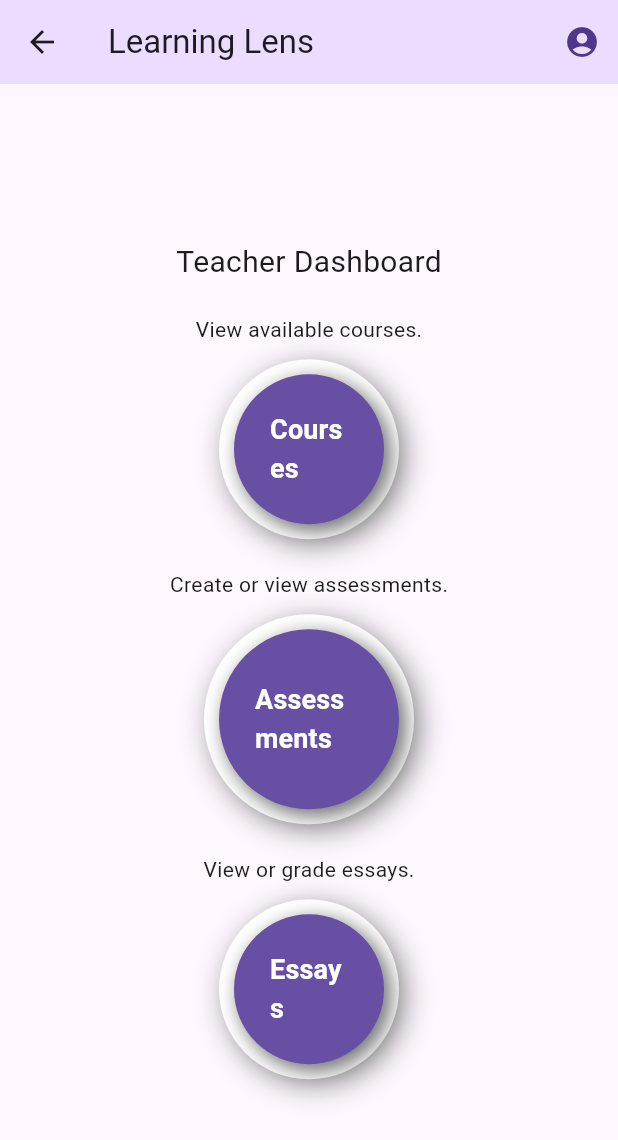
After one commit to umgc/fall2024, a Flutter app: the TeacherDashboard screen opened by its route, on a phone screen of 412 x 824 dp. The commit adds this screen. Shown: the top 1140 px of the screen. Run offline on Flutter 3.47's test engine with Material 3 defaults, Android fonts, the phone set to English and light mode, and no system bars; missing offline and left inert: editable.

Commit message:
code to commit safia

```diff
--- /dev/null
+++ b/teamA/lib/Views/dashboard.dart
@@ -0,0 +1,279 @@
+import 'package:flutter/material.dart';
+
+void main() {
+  runApp(MyApp());
+}
+
+final ColorScheme customColorScheme = ColorScheme(
+  primary: Color(0xFF6A5A99), // Purple color as primary
+  onPrimary: Color(0xFFFFFFFF), // White text on primary
+  primaryContainer: Color(0xFFEDE6FF), // Light lavender
+  onPrimaryContainer: Color(0xFF2D004A), // Dark purple
+  secondary: Color(0xFF6A5A99), // Using similar purple as secondary
+  onSecondary: Colors.white, // White on secondary
+  background: Color(0xFFF5F5F5), // Light grey background
+  onBackground: Colors.black, // Black text on background
+  surface: Color(0xFFFFFFFF), // White surface color
+  onSurface: Colors.black, // Black text on surface
+  error: Colors.red, // Error color red
+  onError: Colors.white, // White on error
+  brightness: Brightness.light, // Light mode
+);
+
+class MyApp extends StatelessWidget {
+  @override
+  Widget build(BuildContext context) {
+    return MaterialApp(
+      debugShowCheckedModeBanner: true, // Keeps the debug banner for now
+      home: TeacherDashboard(),
+      theme: ThemeData(
+        colorScheme: customColorScheme, // Apply the custom color scheme
+        useMaterial3: true, // If you want to use Material 3 design
+      ),
+      title: 'Learning Lens',
+    );
+  }
+}
+
+class TeacherDashboard extends StatelessWidget {
+  @override
+  Widget build(BuildContext context) {
+    return Scaffold(
+      appBar: AppBar(
+        title: Text('Learning Lens'),
+        backgroundColor: Theme.of(context)
+            .colorScheme
+            .primaryContainer, // Use primary container color
+        actions: [
+          IconButton(
+            icon: Icon(Icons.account_circle,
+                color: Theme.of(context).colorScheme.onPrimaryContainer),
+            onPressed: () {
+              // Handle profile/account actions here
+            },
+          ),
+        ],
+      ),
+      backgroundColor: Theme.of(context)
+          .colorScheme
+          .background, // Use background color from scheme
+      body: LayoutBuilder(
+        builder: (context, constraints) {
+          if (constraints.maxWidth > 600) {
+            // Large screen (desktop or large tablet)
+            return _buildDesktopLayout(context);
+          } else {
+            // Small screen (mobile)
+            return _buildMobileLayout(context);
+          }
+        },
+      ),
+    );
+  }
+
+  // Desktop layout
+  Widget _buildDesktopLayout(BuildContext context) {
+    return Center(
+      child: Padding(
+        padding: const EdgeInsets.all(16.0),
+        child: Column(
+          mainAxisSize: MainAxisSize.min,
+          crossAxisAlignment: CrossAxisAlignment.center,
+          children: [
+            Text(
+              'Teacher Dashboard',
+              style: TextStyle(
+                fontSize: 24,
+                fontWeight: FontWeight.normal,
+                color: Theme.of(context).colorScheme.onBackground,
+              ),
+            ),
+            SizedBox(height: 40), // Space between the title and buttons
+            Row(
+              mainAxisAlignment: MainAxisAlignment.center,
+              children: [
+                Column(
+                  children: [
+                    Text(
+                      'Teacher can view available courses here.',
+                      style: TextStyle(
+                        fontSize: 14,
+                        color: Theme.of(context).colorScheme.onBackground,
+                      ),
+                    ),
+                    SizedBox(height: 10),
+                    _buildDashboardButton(
+                        context, 'Courses', 150), // Smaller button
+                  ],
+                ),
+                SizedBox(width: 20),
+                Column(
+                  children: [
+                    Text(
+                      'Teacher creates/views assessments.',
+                      style: TextStyle(
+                        fontSize: 14,
+                        color: Theme.of(context).colorScheme.onBackground,
+                      ),
+                    ),
+                    SizedBox(height: 10),
+                    _buildDashboardButton(
+                        context, 'Assessments', 180), // Larger middle button
+                  ],
+                ),
+                SizedBox(width: 20),
+                Column(
+                  children: [
+                    Text(
+                      'Teacher can view, grade, and create essays.',
+                      style: TextStyle(
+                        fontSize: 14,
+                        color: Theme.of(context).colorScheme.onBackground,
+                      ),
+                    ),
+                    SizedBox(height: 10),
+                    _buildDashboardButton(
+                        context, 'Essays', 150), // Smaller button
+                  ],
+                ),
+              ],
+            ),
+          ],
+        ),
+      ),
+    );
+  }
+
+  // Mobile layout
+  Widget _buildMobileLayout(BuildContext context) {
+    return Center(
+      child: SingleChildScrollView(
+        padding: const EdgeInsets.all(16.0),
+        child: Column(
+          mainAxisSize: MainAxisSize.min,
+          crossAxisAlignment: CrossAxisAlignment.center,
+          children: [
+            Text(
+              'Teacher Dashboard',
+              style: TextStyle(
+                fontSize: 20,
+                fontWeight: FontWeight.normal,
+                color: Theme.of(context).colorScheme.onBackground,
+              ),
+            ),
+            SizedBox(height: 20), // Space between the title and buttons
+            Column(
+              mainAxisAlignment: MainAxisAlignment.center,
+              children: [
+                Column(
+                  children: [
+                    Text(
+                      'View available courses.',
+                      style: TextStyle(
+                        fontSize: 14,
+                        color: Theme.of(context).colorScheme.onBackground,
+                      ),
+                    ),
+                    SizedBox(height: 10),
+                    _buildDashboardButton(
+                        context, 'Courses', 120), // Smaller for mobile
+                  ],
+                ),
+                SizedBox(height: 20),
+                Column(
+                  children: [
+                    Text(
+                      'Create or view assessments.',
+                      style: TextStyle(
+                        fontSize: 14,
+                        color: Theme.of(context).colorScheme.onBackground,
+                      ),
+                    ),
+                    SizedBox(height: 10),
+                    _buildDashboardButton(context, 'Assessments',
+                        140), // Adjust button size for mobile
+                  ],
+                ),
+                SizedBox(height: 20),
+                Column(
+                  children: [
+                    Text(
+                      'View or grade essays.',
+                      style: TextStyle(
+                        fontSize: 14,
+                        color: Theme.of(context).colorScheme.onBackground,
+                      ),
+                    ),
+                    SizedBox(height: 10),
+                    _buildDashboardButton(
+                        context, 'Essays', 120), // Adjust for mobile
+                  ],
+                ),
+              ],
+            ),
+          ],
+        ),
+      ),
+    );
+  }
+
+  // Widget to build circular buttons
+  Widget _buildDashboardButton(
+      BuildContext context, String title, double size) {
+    return Container(
+      height: size, // Dynamic size based on parameter
+      width: size,
+      decoration: BoxDecoration(
+        shape: BoxShape.circle,
+        color: Colors.white, // Outer white border color
+        boxShadow: [
+          BoxShadow(
+            color: Colors.grey[500]!, // Medium grey shadow around white border
+            offset: Offset(4, 4),
+            blurRadius: 15,
+            spreadRadius: 1,
+          ),
+        ],
+      ),
+      child: Container(
+        margin: EdgeInsets.all(10), // Space for white border
+        decoration: BoxDecoration(
+          shape: BoxShape.circle,
+          color: Theme.of(context)
+              .colorScheme
+              .primary, // Inner purple circle using primary color
+          boxShadow: [
+            BoxShadow(
+              color: Colors.grey[600]!, // Grey shadow for inner circle
+              offset: Offset(4, 4),
+              blurRadius: 10,
+              spreadRadius: 1,
+            ),
+          ],
+        ),
+        child: ElevatedButton(
+          onPressed: () {
+            // Add button functionality here
+          },
+          style: ElevatedButton.styleFrom(
+            shape: CircleBorder(),
+            backgroundColor: Colors.transparent,
+            padding:
+                EdgeInsets.all(24), // Transparent to show purple background
+            shadowColor: Colors.transparent, // No additional shadow
+          ),
+          child: Text(
+            title,
+            style: TextStyle(
+              fontSize: 18,
+              fontWeight: FontWeight.bold,
+              color: Theme.of(context)
+                  .colorScheme
+                  .onPrimary, // Use onPrimary for text color
+            ),
+          ),
+        ),
+      ),
+    );
+  }
+}
--- a/teamA/lib/main.dart
+++ b/teamA/lib/main.dart
@@ -1,6 +1,7 @@
 import 'package:flutter/gestures.dart';
 import 'package:flutter/material.dart';
-import 'package:namer_app/Views/essay_edit_page.dart';
+import 'Views/dashboard.dart';
+import 'Views/essay_edit_page.dart';
 import 'Views/course_content.dart';
 
 void main() {
@@ -33,7 +34,7 @@ class MyApp extends StatelessWidget {
       routes: {
         '/EssayEditPage': (context) => EssayEditPage(),
         '/Content': (context) => ViewCourseContents('Test Course'),
-        // '/create': (context) => const CreatePage(),
+        '/dashboard': (context) => TeacherDashboard(),
         // '/viewExams': (context) => const ViewExamPage(),
         // '/settings': (context) => Setting(themeModeNotifier: _themeModeNotifier)
       },
@@ -70,6 +71,14 @@ class _DevLaunch extends State {
                   MaterialPageRoute(
                       builder: (context) => ViewCourseContents("Test Course")),
                 );
+              }),
+          ElevatedButton(
+              child: const Text('Teacher Dashboard'),
+              onPressed: () {
+                Navigator.push(
+                  context,
+                  MaterialPageRoute(builder: (context) => TeacherDashboard()),
+                );
               })
         ]));
   }
```
Also changed, not shown: 14 other files.
